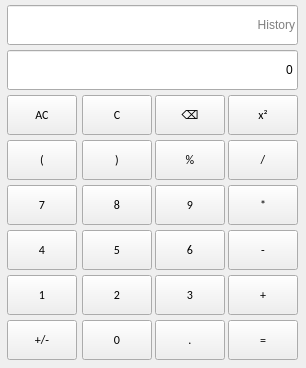
Above: MyCalculator/mainwindow.ui from kunalgavhane12/QtAssignment before the change. Below: the same form after it.
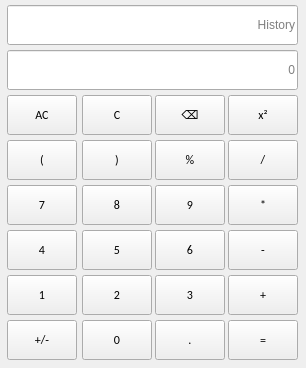
That is the form after the change.

Patch:
```diff
--- a/MyCalculator/mainwindow.ui
+++ b/MyCalculator/mainwindow.ui
@@ -793,11 +793,14 @@
        </size>
       </property>
       <property name="text">
-       <string>0</string>
+       <string/>
       </property>
       <property name="alignment">
        <set>Qt::AlignRight|Qt::AlignTrailing|Qt::AlignVCenter</set>
       </property>
+      <property name="placeholderText">
+       <string>0</string>
+      </property>
      </widget>
     </item>
     <item row="4" column="3">
```
Left out of the diff: 2 changed lines with no effect on the pictures.
